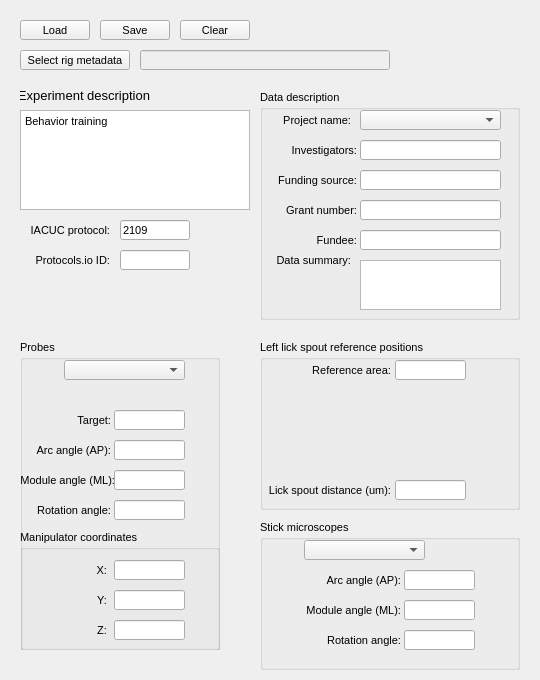
First picture: the form in src/foraging_gui/MetaData.ui, repository AllenNeuralDynamics/dynamic-foraging-task, before the edit.
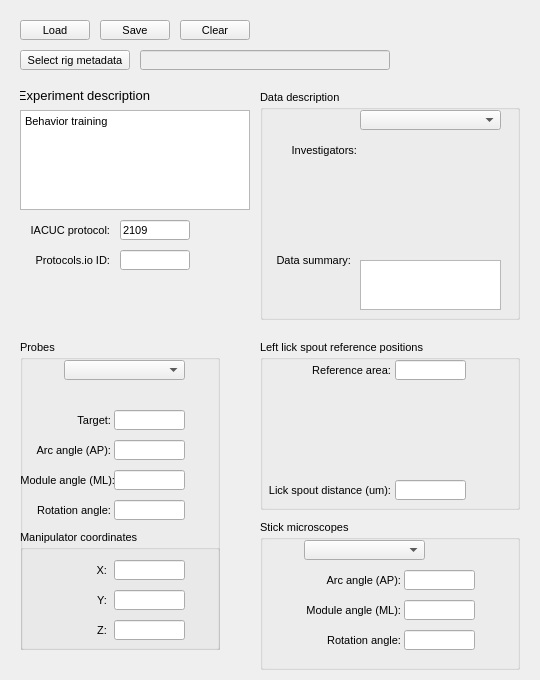
Second picture: the form after the edit.

Commit message: removing from ui

What changed in the file:
```diff
--- a/src/foraging_gui/MetaData.ui
+++ b/src/foraging_gui/MetaData.ui
@@ -904,50 +904,6 @@
 &lt;p style=&quot;-qt-paragraph-type:empty; margin-top:0px; margin-bottom:0px; margin-left:0px; margin-right:0px; -qt-block-indent:0; text-indent:0px;&quot;&gt;&lt;br /&gt;&lt;/p&gt;&lt;/body&gt;&lt;/html&gt;</string>
     </property>
    </widget>
-   <widget class="QLineEdit" name="FundingSource">
-    <property name="geometry">
-     <rect>
-      <x>100</x>
-      <y>80</y>
-      <width>141</width>
-      <height>20</height>
-     </rect>
-    </property>
-    <property name="sizePolicy">
-     <sizepolicy hsizetype="Expanding" vsizetype="Expanding">
-      <horstretch>0</horstretch>
-      <verstretch>0</verstretch>
-     </sizepolicy>
-    </property>
-    <property name="text">
-     <string/>
-    </property>
-   </widget>
-   <widget class="QLabel" name="label_82">
-    <property name="geometry">
-     <rect>
-      <x>6</x>
-      <y>80</y>
-      <width>91</width>
-      <height>20</height>
-     </rect>
-    </property>
-    <property name="sizePolicy">
-     <sizepolicy hsizetype="Expanding" vsizetype="Expanding">
-      <horstretch>0</horstretch>
-      <verstretch>0</verstretch>
-     </sizepolicy>
-    </property>
-    <property name="text">
-     <string>Funding source:</string>
-    </property>
-    <property name="textFormat">
-     <enum>Qt::AutoText</enum>
-    </property>
-    <property name="alignment">
-     <set>Qt::AlignRight|Qt::AlignTrailing|Qt::AlignVCenter</set>
-    </property>
-   </widget>
    <widget class="QLabel" name="label_81">
     <property name="geometry">
      <rect>
@@ -998,50 +954,6 @@
      <set>Qt::AlignRight|Qt::AlignTrailing|Qt::AlignVCenter</set>
     </property>
    </widget>
-   <widget class="QLineEdit" name="Investigators">
-    <property name="geometry">
-     <rect>
-      <x>100</x>
-      <y>50</y>
-      <width>141</width>
-      <height>20</height>
-     </rect>
-    </property>
-    <property name="sizePolicy">
-     <sizepolicy hsizetype="Expanding" vsizetype="Expanding">
-      <horstretch>0</horstretch>
-      <verstretch>0</verstretch>
-     </sizepolicy>
-    </property>
-    <property name="text">
-     <string/>
-    </property>
-   </widget>
-   <widget class="QLabel" name="label_84">
-    <property name="geometry">
-     <rect>
-      <x>0</x>
-      <y>20</y>
-      <width>91</width>
-      <height>20</height>
-     </rect>
-    </property>
-    <property name="sizePolicy">
-     <sizepolicy hsizetype="Expanding" vsizetype="Expanding">
-      <horstretch>0</horstretch>
-      <verstretch>0</verstretch>
-     </sizepolicy>
-    </property>
-    <property name="text">
-     <string>Project name:</string>
-    </property>
-    <property name="textFormat">
-     <enum>Qt::AutoText</enum>
-    </property>
-    <property name="alignment">
-     <set>Qt::AlignRight|Qt::AlignTrailing|Qt::AlignVCenter</set>
-    </property>
-   </widget>
    <widget class="QComboBox" name="ProjectName">
     <property name="geometry">
      <rect>
@@ -1073,94 +985,6 @@
      <enum>QComboBox::AdjustToContentsOnFirstShow</enum>
     </property>
    </widget>
-   <widget class="QLineEdit" name="GrantNumber">
-    <property name="geometry">
-     <rect>
-      <x>100</x>
-      <y>110</y>
-      <width>141</width>
-      <height>20</height>
-     </rect>
-    </property>
-    <property name="sizePolicy">
-     <sizepolicy hsizetype="Expanding" vsizetype="Expanding">
-      <horstretch>0</horstretch>
-      <verstretch>0</verstretch>
-     </sizepolicy>
-    </property>
-    <property name="text">
-     <string/>
-    </property>
-   </widget>
-   <widget class="QLabel" name="label_86">
-    <property name="geometry">
-     <rect>
-      <x>6</x>
-      <y>110</y>
-      <width>91</width>
-      <height>20</height>
-     </rect>
-    </property>
-    <property name="sizePolicy">
-     <sizepolicy hsizetype="Expanding" vsizetype="Expanding">
-      <horstretch>0</horstretch>
-      <verstretch>0</verstretch>
-     </sizepolicy>
-    </property>
-    <property name="text">
-     <string>Grant number:</string>
-    </property>
-    <property name="textFormat">
-     <enum>Qt::AutoText</enum>
-    </property>
-    <property name="alignment">
-     <set>Qt::AlignRight|Qt::AlignTrailing|Qt::AlignVCenter</set>
-    </property>
-   </widget>
-   <widget class="QLineEdit" name="Fundee">
-    <property name="geometry">
-     <rect>
-      <x>100</x>
-      <y>140</y>
-      <width>141</width>
-      <height>20</height>
-     </rect>
-    </property>
-    <property name="sizePolicy">
-     <sizepolicy hsizetype="Expanding" vsizetype="Expanding">
-      <horstretch>0</horstretch>
-      <verstretch>0</verstretch>
-     </sizepolicy>
-    </property>
-    <property name="text">
-     <string/>
-    </property>
-   </widget>
-   <widget class="QLabel" name="label_91">
-    <property name="geometry">
-     <rect>
-      <x>6</x>
-      <y>140</y>
-      <width>91</width>
-      <height>20</height>
-     </rect>
-    </property>
-    <property name="sizePolicy">
-     <sizepolicy hsizetype="Expanding" vsizetype="Expanding">
-      <horstretch>0</horstretch>
-      <verstretch>0</verstretch>
-     </sizepolicy>
-    </property>
-    <property name="text">
-     <string>Fundee:</string>
-    </property>
-    <property name="textFormat">
-     <enum>Qt::AutoText</enum>
-    </property>
-    <property name="alignment">
-     <set>Qt::AlignRight|Qt::AlignTrailing|Qt::AlignVCenter</set>
-    </property>
-   </widget>
   </widget>
   <widget class="QGroupBox" name="groupBox">
    <property name="geometry">
```
Left out of the diff: 4 changed lines with no effect on the pictures.
